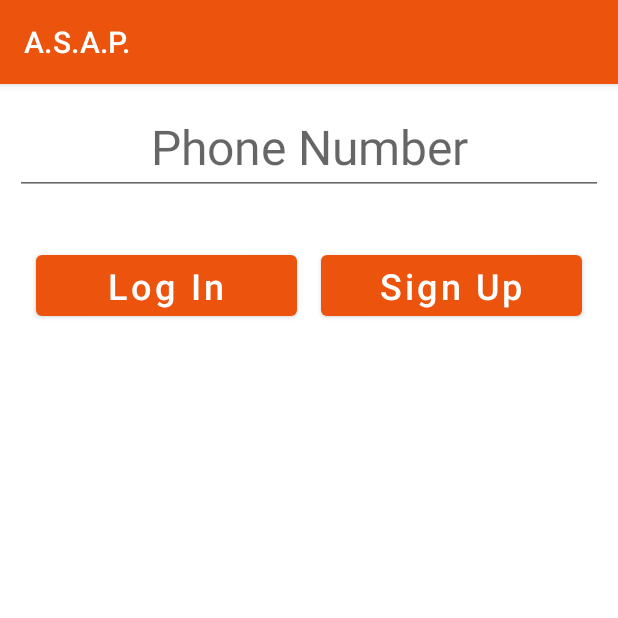
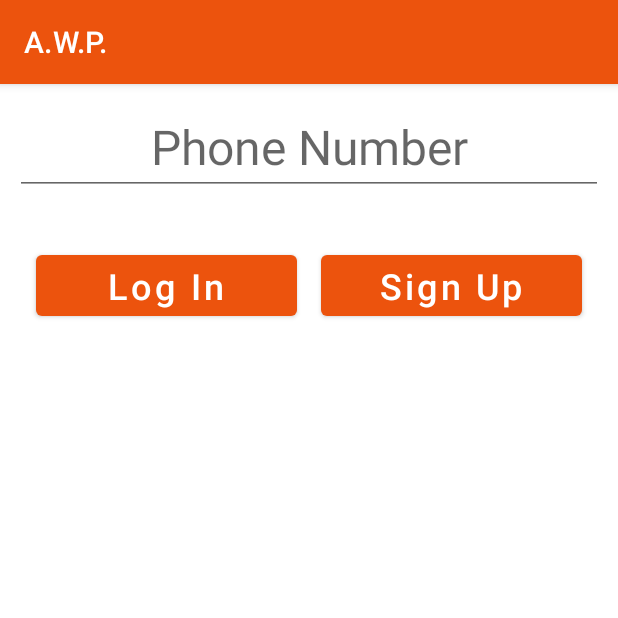
Before and after one commit to AreebE/Active_Warning_Protocol, an Android app: the fragment LoginFragment placed in its activity, on a phone screen of 412 x 824 dp, the top half of it. Run offline under Robolectric (Android 15) with nearby library versions, the phone set to English and light mode, and no system bars; our stand-ins replace Firebase (no records; nobody signed in at launch, a user with empty details on screens opened directly).

Commit message:
Adding better animations

```diff
--- a/app/src/main/java/com/example/recievingeventapp/MapDisplayFragment.java
+++ b/app/src/main/java/com/example/recievingeventapp/MapDisplayFragment.java
@@ -1,11 +1,10 @@
 package com.example.recievingeventapp;
 
 import android.content.Context;
-import android.location.Location;
+import android.graphics.drawable.Drawable;
 import android.os.Bundle;
 
 import androidx.annotation.NonNull;
-import androidx.annotation.Nullable;
 import androidx.fragment.app.Fragment;
 
 import android.util.Log;
@@ -15,11 +14,7 @@ import android.view.MenuInflater;
 import android.view.MenuItem;
 import android.view.View;
 import android.view.ViewGroup;
-import android.widget.ArrayAdapter;
 import android.widget.Button;
-import android.widget.ImageView;
-import android.widget.Spinner;
-import android.widget.TextView;
 import android.widget.Toast;
 
 
@@ -31,18 +26,23 @@ import com.google.android.gms.maps.OnMapReadyCallback;
 import com.google.android.gms.maps.model.LatLng;
 import com.google.android.gms.maps.model.MarkerOptions;
 
-import org.w3c.dom.Text;
-
 import java.util.ArrayList;
 
 
 public class MapDisplayFragment extends Fragment
-        implements OnMapReadyCallback {
+        implements OnMapReadyCallback,
+        SelectEventFragment.Listener
+        {
 
     private static final String CODE_KEY = "code";
+    private static final String EVENT_KEY = "event";
+    private FirebaseAccessor.EventType currentType;
     private GoogleMap map;
 
-    public static class EventItem
+
+
+
+            public static class EventItem
     {
         private Double latitude;
         private Double longitude;
@@ -124,12 +124,15 @@ public class MapDisplayFragment extends Fragment
         public void logOut();
     }
 
+
     private static final String PHONE_NUMBER_KEY = "phone number";
     private static final String TAG = "MapDisplayFragment";
 
 
     private RequestHandler requester = new RequestHandler();
     private LogOutHandler logOutHandler;
+    private SelectEventFragment.Listener listener;
+
     private MapView mapView;
 //    private String phoneNumber;
 
@@ -142,12 +145,18 @@ public class MapDisplayFragment extends Fragment
     public void onAttach(@NonNull Context context) {
         super.onAttach(context);
         logOutHandler = (LogOutHandler) getActivity();
+        listener = (SelectEventFragment.Listener) getActivity();
     }
 
-    public static MapDisplayFragment newInstance() {
+    @Override
+    public void onEventSelected(FirebaseAccessor.EventType event) {
+        listener.onEventSelected(event);
+    }
+
+    public static MapDisplayFragment newInstance(FirebaseAccessor.EventType currentEvent) {
         MapDisplayFragment fragment = new MapDisplayFragment();
         Bundle args = new Bundle();
-//        args.putString(PHONE_NUMBER_KEY, phoneNumber);
+        args.putString(EVENT_KEY, currentEvent.name());
 //        args.putLong(CODE_KEY, code);
         fragment.setArguments(args);
         return fragment;
@@ -164,6 +173,7 @@ public class MapDisplayFragment extends Fragment
 //
 //                this.setMap(code);
 //            }
+            currentType = FirebaseAccessor.EventType.valueOf(getArguments().getString(EVENT_KEY));
         }
         setHasOptionsMenu(true);
     }
@@ -173,7 +183,6 @@ public class MapDisplayFragment extends Fragment
                              Bundle savedInstanceState) {
         // Inflate the layout for this fragment
         View v = inflater.inflate(R.layout.fragment_map_display, container, false);
-        getActivity().setTheme(R.style.active_shooting_theme);
         mapView = (MapView) v.findViewById(R.id.mapView);
         mapView.onCreate(getArguments());
         mapView.onResume();
@@ -183,7 +192,7 @@ public class MapDisplayFragment extends Fragment
             e.printStackTrace();
         }
         mapView.getMapAsync(this);
-
+        updateTheme(v, false);
         Button events = v.findViewById(R.id.select_event);
         events.setOnClickListener(new View.OnClickListener() {
             @Override
@@ -195,6 +204,16 @@ public class MapDisplayFragment extends Fragment
     }
 
 
+    private void updateTheme(View v, boolean shouldRefresh)
+    {
+        Button events = v.findViewById(R.id.select_event);
+        events.setBackgroundColor(getResources().getColor(currentType.COLOR_ID));
+        Drawable icon = getResources().getDrawable(currentType.ICON_ID);
+        icon.setTint(getResources().getColor(R.color.white));
+        icon.setBounds(0, 0, (int) getResources().getDimension(R.dimen.mediumIconSize), (int) getResources().getDimension(R.dimen.mediumIconSize));
+        events.setCompoundDrawables(icon, null, null,null );
+        events.setText(currentType.NAME_ID);
+    }
 
     @Override
     public void onCreateOptionsMenu(@NonNull Menu menu, @NonNull MenuInflater inflater) {
@@ -216,37 +235,7 @@ public class MapDisplayFragment extends Fragment
             case R.id.selectAreaCode:
 //                SelectAreaCodeFragment.newInstance(phoneNumber).show(getChildFragmentManager(), TAG);
                 break;
-            case R.id.logOut:
-                requester.runRequest(
-                        new Runnable() {
-                            @Override
-                            public void run() {
-                                new FirebaseAccessor()
-                                        .unsubscribeToAreaCodes
-                                                (
-                                                        getContext(),
-//                                                        phoneNumber,
-                                                        new FirebaseAccessor.FirebaseListener()
-                                                        {
 
-                                                            @Override
-                                                            public void onSuccess(String successMessage) {
-                                                                Toast.makeText(getContext(), successMessage, Toast.LENGTH_SHORT).show();
-                                                                logOutHandler.logOut();
-                                                            }
-
-                                                            @Override
-                                                            public void onFailure(String errorMessage) {
-                                                                Toast.makeText(getContext(), errorMessage, Toast.LENGTH_SHORT).show();
-                                                            }
-                                                        }
-                                                );
-                            }
-                        },
-                        0,
-                        false
-                );
-                break;
             case R.id.refreshCodes:
                 requester.runRequest(new Runnable() {
                     @Override
@@ -290,4 +279,7 @@ public class MapDisplayFragment extends Fragment
     {
 
     }
+
+
+
 }
--- a/app/src/main/java/com/example/recievingeventapp/RecieverActivity.java
+++ b/app/src/main/java/com/example/recievingeventapp/RecieverActivity.java
@@ -1,40 +1,43 @@
 package com.example.recievingeventapp;
 
-import androidx.annotation.NonNull;
 import androidx.appcompat.app.AppCompatActivity;
-import androidx.core.app.NotificationCompat;
 import androidx.fragment.app.FragmentManager;
 
-import android.app.Notification;
-import android.app.NotificationChannel;
-import android.app.NotificationManager;
-import android.app.PendingIntent;
 import android.content.Context;
 import android.content.Intent;
 import android.content.SharedPreferences;
+import android.graphics.drawable.ColorDrawable;
 import android.os.Bundle;
-import android.util.Log;
-
-import com.google.firebase.messaging.RemoteMessage;
-
-import java.util.Iterator;
+import android.view.View;
 
 public class RecieverActivity extends AppCompatActivity
         implements LoginFragment.LoginHandler,
             MapDisplayFragment.LogOutHandler,
-            SelectAreaCodeFragment.SelectedCodeHandler {
+            SelectAreaCodeFragment.SelectedCodeHandler,
+            SelectEventFragment.Listener {
 
     public static final String CODE_KEY = "code";
     private static final String PHONE_NUMBER_KEY = "phone number";
+    private static final String EVENT_KEY = "event";
+    private static final String PREFERENCES_FILE = "preferences";
     private String phoneNumber;
     private static final String TAG = "RecieverActivity";
     private SharedPreferences preferences;
+    private FirebaseAccessor.EventType currentEvent = FirebaseAccessor.EventType.ACTIVE_THREAT;
 
     @Override
     protected void onCreate(Bundle savedInstanceState) {
         super.onCreate(savedInstanceState);
         setContentView(R.layout.activity_main);
-        preferences = getSharedPreferences(PHONE_NUMBER_KEY, Context.MODE_MULTI_PROCESS);
+
+        preferences = getSharedPreferences(PREFERENCES_FILE, Context.MODE_MULTI_PROCESS);
+        if (!preferences.contains(EVENT_KEY))
+        {
+            preferences.edit().putString(EVENT_KEY, FirebaseAccessor.EventType.ACTIVE_THREAT.name());
+        }
+        currentEvent = FirebaseAccessor.EventType.valueOf(preferences.getString(EVENT_KEY, FirebaseAccessor.EventType.ACTIVE_THREAT.name()));
+        getWindow().setStatusBarColor(getResources().getColor(currentEvent.COLOR_ID));
+        getSupportActionBar().setBackgroundDrawable(new ColorDrawable(getResources().getColor(currentEvent.COLOR_ID)));
 //        String list = "";
 //        Iterator<String> iterator = getIntent().getExtras().keySet().iterator();
 //        while (iterator.hasNext())
@@ -48,10 +51,13 @@ public class RecieverActivity extends AppCompatActivity
 //
 //        System.out.println(getIntent().getLongExtra(CODE_KEY, -1));
 //        Log.d(TAG, preferences.getString(PHONE_NUMBER_KEY, null));
+        View view = findViewById(R.id.fragmentContainerView);
         FragmentManager manager = getSupportFragmentManager();
         manager.beginTransaction()
-                .replace(R.id.fragmentContainerView, MapDisplayFragment.newInstance(), TAG)
+                .replace(R.id.fragmentContainerView, MapDisplayFragment.newInstance(currentEvent), TAG)
                 .commit();
+
+
     }
 
     @Override
@@ -68,4 +74,14 @@ public class RecieverActivity extends AppCompatActivity
     public void setCode(Long code) {
 
     }
+
+    @Override
+    public void onEventSelected(FirebaseAccessor.EventType event) {
+        preferences.edit().putString(EVENT_KEY, event.name()).apply();
+        Intent intent = getIntent();
+
+        finish();
+        overridePendingTransition(R.anim.fade_in, R.anim.fade_out);
+        startActivity(intent);
+    }
 }
--- a/app/src/main/res/layout/activity_main.xml
+++ b/app/src/main/res/layout/activity_main.xml
@@ -1,5 +1,6 @@
 <?xml version="1.0" encoding="utf-8"?>
-<LinearLayout xmlns:android="http://schemas.android.com/apk/res/android"
+<LinearLayout
+    xmlns:android="http://schemas.android.com/apk/res/android"
     xmlns:app="http://schemas.android.com/apk/res-auto"
     xmlns:tools="http://schemas.android.com/tools"
     android:layout_width="match_parent"
--- a/app/src/main/res/layout/event_selection.xml
+++ b/app/src/main/res/layout/event_selection.xml
@@ -17,5 +17,6 @@
         android:layout_gravity="center"
         android:gravity="center"
         android:textSize="24dp"
+        android:lines="1"
         android:layout_weight="2"/>
 </LinearLayout>
--- a/app/src/main/res/layout/fragment_map_display.xml
+++ b/app/src/main/res/layout/fragment_map_display.xml
@@ -1,6 +1,7 @@
 <?xml version="1.0" encoding="utf-8"?>
 
-<FrameLayout xmlns:android="http://schemas.android.com/apk/res/android"
+<FrameLayout android:id="@+id/map_frag_display"
+    xmlns:android="http://schemas.android.com/apk/res/android"
     xmlns:app="http://schemas.android.com/apk/res-auto"
     xmlns:tools="http://schemas.android.com/tools"
     android:layout_width="match_parent"
@@ -47,7 +48,7 @@
         android:shadowColor="#972E2E2E"
         android:drawablePadding="8dp"
         android:shadowRadius="10"
-        android:layout_width="150dp"
+        android:layout_width="200dp"
         android:layout_height="80dp"
         android:layout_gravity="top|left"
         android:text="@string/shooting_name"
--- a/app/src/main/res/menu/main_menu.xml
+++ b/app/src/main/res/menu/main_menu.xml
@@ -4,25 +4,24 @@
     <item android:id="@+id/addAreaCode"
         android:title="@string/addAreaCode"
         android:icon="@android:drawable/ic_menu_add"
+        android:iconTint="@color/white"
         app:showAsAction="always"/>
 
     <item android:id="@+id/deleteAreaCode"
         android:title="@string/deleteAreaCode_title"
         android:icon="@android:drawable/ic_menu_delete"
+        android:iconTint="@color/white"
         app:showAsAction="always"/>
 
     <item android:id="@+id/refreshCodes"
         android:title="@string/refreshCodes"
         android:icon="@android:drawable/ic_menu_rotate"
-        app:showAsAction="always"/>
-
-    <item android:id="@+id/logOut"
-        android:title="@string/logOut"
-        android:icon="@android:drawable/ic_menu_set_as"
+        android:iconTint="@color/white"
         app:showAsAction="always"/>
 
     <item android:id="@+id/selectAreaCode"
         android:title="@string/selectAreaCode_title"
+        android:iconTint="@color/white"
         android:icon="@android:drawable/ic_menu_mapmode"
         app:showAsAction="always"/>
 </menu>
--- a/app/src/main/res/values/dimens.xml
+++ b/app/src/main/res/values/dimens.xml
@@ -3,5 +3,5 @@
     <dimen name="phoneHintSize">32dp</dimen>
     <dimen name="loginSubmitSize">24dp</dimen>
     <dimen name="subscribeSize">24dp</dimen>
-
+    <dimen name="mediumIconSize">40dp</dimen>
 </resources>
--- a/app/src/main/res/values/strings.xml
+++ b/app/src/main/res/values/strings.xml
@@ -1,5 +1,5 @@
 <resources>
-    <string name="app_name">A.S.A.P.</string>
+    <string name="app_name">A.W.P.</string>
 
     <string name="addAreaCode">Add</string>
     <string name="addAreaCode_title">Subscribe to Area</string>
--- a/app/src/main/res/values/themes.xml
+++ b/app/src/main/res/values/themes.xml
@@ -8,7 +8,7 @@
         <item name="colorSecondary">@color/white</item>
         <item name="colorSecondaryVariant">@color/white</item>
         <!-- Status bar color. -->
-        <item name="android:statusBarColor" tools:targetApi="l">?attr/colorPrimaryVariant</item>
+        <item name="android:statusBarColor" tools:targetApi="l">?attr/colorPrimary</item>
         <!-- Customize your theme here. -->
     </style>
 
```
Also changed, not shown: app/src/main/java/com/example/recievingeventapp/SelectEventFragment.java (+26 -0 lines), app/src/main/res/anim/fade_in.xml (added, +7 -0 lines), app/src/main/res/anim/fade_out.xml (added, +8 -0 lines).
